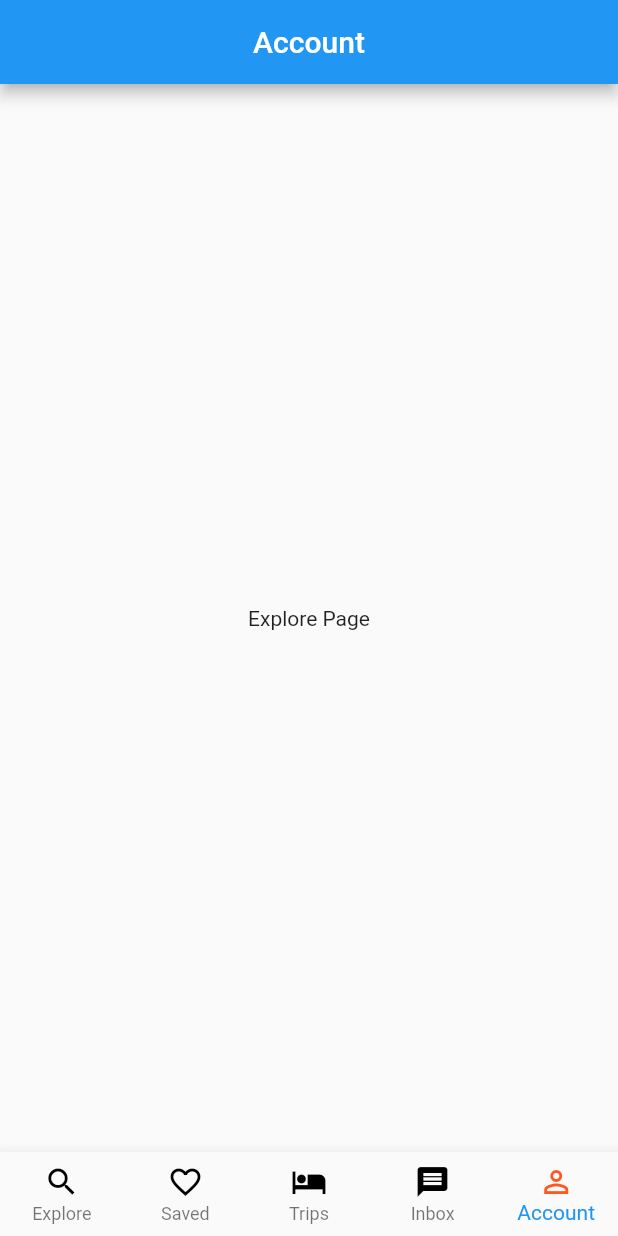
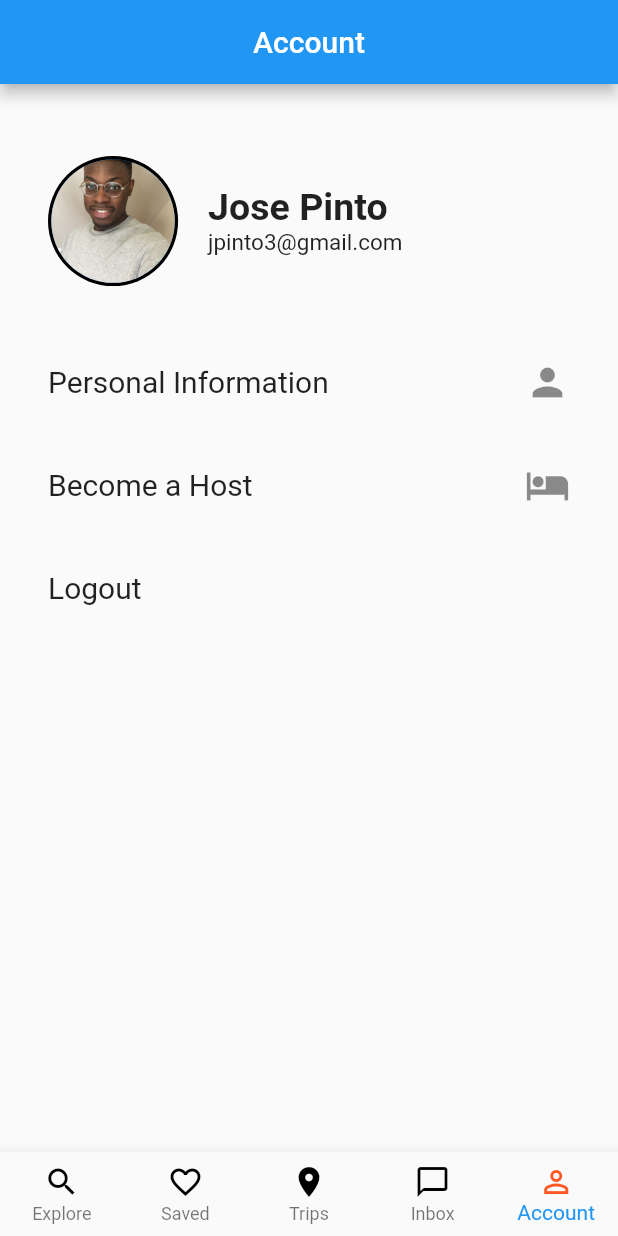
Before and after one commit to Wallruzz9114/hotel_hunters, a Flutter app: the RootScreen screen opened by its route, item 5 of the bottom bar chosen, on a phone screen of 412 x 824 dp. Run offline on Flutter 3.47's test engine with Material 2 defaults, Android fonts, the phone set to English and light mode, and no system bars; drawn by our look-alikes of auto_size_text.

Commit message:
Added account screen

```diff
--- /dev/null
+++ b/lib/components/tiles/account_screen_list_tile.dart
@@ -0,0 +1,28 @@
+import 'package:flutter/material.dart';
+
+class AccountScreenListTile extends StatelessWidget {
+
+  const AccountScreenListTile({ this.text, this.iconData });
+
+  final String text;
+  final IconData iconData;
+
+  @override
+  ListTile build(BuildContext context) {
+    return ListTile(
+      contentPadding: const EdgeInsets.all(0.0),
+      leading: Text(
+        text,
+        style: TextStyle(
+          fontSize: 20.0,
+          fontWeight: FontWeight.normal,
+        ),
+      ),
+      trailing: Icon(
+        iconData,
+        size: 30.0,
+      ),
+    );
+  }
+
+}
--- a/lib/screens/account_screen.dart
+++ b/lib/screens/account_screen.dart
@@ -1,4 +1,7 @@
+import 'package:auto_size_text/auto_size_text.dart';
 import 'package:flutter/material.dart';
+import '../components/tiles/account_screen_list_tile.dart';
+import '../screens/login_screen.dart';
 
 class AccountScreen extends StatefulWidget {
 
@@ -9,9 +12,88 @@ class AccountScreen extends StatefulWidget {
 
 class _AccountScreenState extends State<AccountScreen> {
 
+  void _logout() {
+    Navigator.pushNamed(context, LoginScreen.routeName);
+  }
+
   @override
-  Center build(BuildContext context) => Center(
-    child: const Text('Explore Page'),
+  Padding build(BuildContext context) => Padding(
+    padding: const EdgeInsets.fromLTRB(16.0, 48.0, 16.0, 0),
+    child: Column(
+      mainAxisAlignment: MainAxisAlignment.start,
+      crossAxisAlignment: CrossAxisAlignment.start,
+      children: <Widget>[
+        Padding(
+          padding: const EdgeInsets.only(bottom: 30.0),
+          child: Row(
+            mainAxisAlignment: MainAxisAlignment.start,
+            children: <Widget>[
+              MaterialButton(
+                onPressed: () {},
+                child: CircleAvatar(
+                  backgroundColor: Colors.black,
+                  radius: MediaQuery.of(context).size.width / 9.5,
+                  child: CircleAvatar(
+                    backgroundImage: const AssetImage('assets/images/profile.jpeg'),
+                    radius: MediaQuery.of(context).size.width / 10,
+                  ),
+                ),
+              ),
+              Padding(
+                padding: const EdgeInsets.only(left: 4.0),
+                child: Column(
+                  crossAxisAlignment: CrossAxisAlignment.start,
+                  children: <AutoSizeText>[
+                    AutoSizeText(
+                      'Jose Pinto',
+                      style: TextStyle(
+                        fontWeight: FontWeight.bold,
+                        fontSize: 25.0,
+                      ),
+                    ),
+                    AutoSizeText(
+                      'jpinto3@gmail.com',
+                      style: TextStyle(
+                        fontSize: 15.0,
+                      ),
+                    ),
+                  ],
+                ),
+              ),
+            ],
+          ),
+        ),
+        ListView(
+          shrinkWrap: true,
+          children: <MaterialButton>[
+            MaterialButton(
+              height: MediaQuery.of(context).size.height / 12,
+              onPressed: () {},
+              child: AccountScreenListTile(
+                text: 'Personal Information',
+                iconData: Icons.person,
+              ),
+            ),
+            MaterialButton(
+              height: MediaQuery.of(context).size.height / 12,
+              onPressed: () {},
+              child: AccountScreenListTile(
+                text: 'Become a Host',
+                iconData: Icons.hotel,
+              ),
+            ),
+            MaterialButton(
+              height: MediaQuery.of(context).size.height / 12,
+              onPressed: _logout,
+              child: const AccountScreenListTile(
+                text: 'Logout',
+                iconData: null,
+              ),
+            ),
+          ],
+        ),
+      ],
+    ),
   );
 
 
--- a/lib/screens/root_screen.dart
+++ b/lib/screens/root_screen.dart
@@ -57,8 +57,8 @@ class _RootScreenState extends State<RootScreen> {
       items: <BottomNavigationBarItem>[
         _buildNavigationItem(0, Icons.search, _screenTitles[0]),
         _buildNavigationItem(1, Icons.favorite_border, _screenTitles[1]),
-        _buildNavigationItem(2, Icons.hotel, _screenTitles[2]),
-        _buildNavigationItem(3, Icons.message, _screenTitles[3]),
+        _buildNavigationItem(2, Icons.location_on, _screenTitles[2]),
+        _buildNavigationItem(3, Icons.chat_bubble_outline, _screenTitles[3]),
         _buildNavigationItem(4, Icons.person_outline, _screenTitles[4]),
       ],
       onTap: (int index) {
--- a/pubspec.yaml
+++ b/pubspec.yaml
@@ -42,9 +42,8 @@ flutter:
   uses-material-design: true
 
   # To add assets to your application, add an assets section, like this:
-  # assets:
-  #  - images/a_dot_burr.jpeg
-  #  - images/a_dot_ham.jpeg
+  assets:
+   - assets/images/profile.jpeg
 
   # An image asset can refer to one or more resolution-specific "variants", see
   # https://flutter.dev/assets-and-images/#resolution-aware.
```
Also changed, not shown: assets/images/profile.jpeg (added).
